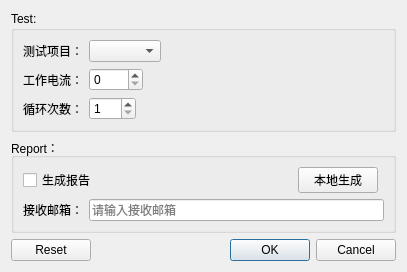
Qt form SubWidget/toolconfig.ui (RoadRover-AutoTest/QtDemo) before a commit.
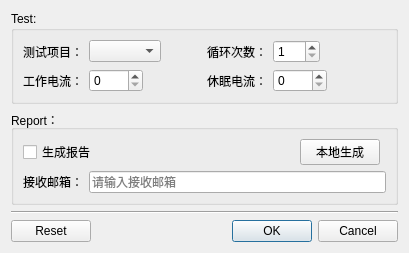
The same form after that commit.

Commit message: 20190227:临时，将自定义创建的测试单元保存及应用，并且设定固定的测试项的操作

```diff
--- a/SubWidget/toolconfig.ui
+++ b/SubWidget/toolconfig.ui
@@ -6,22 +6,147 @@
    <rect>
     <x>0</x>
     <y>0</y>
-    <width>407</width>
-    <height>260</height>
+    <width>409</width>
+    <height>227</height>
    </rect>
   </property>
   <property name="windowTitle">
    <string>toolConfig</string>
   </property>
-  <layout class="QGridLayout" name="gridLayout_3">
-   <item row="2" column="0">
-    <widget class="QDialogButtonBox" name="buttonBox">
-     <property name="orientation">
-      <enum>Qt::Horizontal</enum>
+  <layout class="QGridLayout" name="gridLayout_4">
+   <item row="0" column="0">
+    <widget class="QGroupBox" name="groupBox">
+     <property name="title">
+      <string>Test:</string>
      </property>
-     <property name="standardButtons">
-      <set>QDialogButtonBox::Cancel|QDialogButtonBox::Ok|QDialogButtonBox::Reset</set>
+     <property name="flat">
+      <bool>true</bool>
      </property>
+     <layout class="QGridLayout" name="gridLayout">
+      <item row="0" column="0" colspan="2">
+       <layout class="QHBoxLayout" name="horizontalLayout_4">
+        <item>
+         <widget class="QLabel" name="label_4">
+          <property name="text">
+           <string>测试项目：</string>
+          </property>
+         </widget>
+        </item>
+        <item>
+         <widget class="QComboBox" name="comboItemList"/>
+        </item>
+        <item>
+         <spacer name="horizontalSpacer_3">
+          <property name="orientation">
+           <enum>Qt::Horizontal</enum>
+          </property>
+          <property name="sizeHint" stdset="0">
+           <size>
+            <width>40</width>
+            <height>20</height>
+           </size>
+          </property>
+         </spacer>
+        </item>
+       </layout>
+      </item>
+      <item row="0" column="2">
+       <layout class="QHBoxLayout" name="horizontalLayout">
+        <item>
+         <widget class="QLabel" name="label">
+          <property name="text">
+           <string>循环次数：</string>
+          </property>
+         </widget>
+        </item>
+        <item>
+         <widget class="QSpinBox" name="spinFrequency">
+          <property name="minimum">
+           <number>1</number>
+          </property>
+          <property name="maximum">
+           <number>255</number>
+          </property>
+         </widget>
+        </item>
+        <item>
+         <spacer name="horizontalSpacer">
+          <property name="orientation">
+           <enum>Qt::Horizontal</enum>
+          </property>
+          <property name="sizeHint" stdset="0">
+           <size>
+            <width>40</width>
+            <height>20</height>
+           </size>
+          </property>
+         </spacer>
+        </item>
+       </layout>
+      </item>
+      <item row="1" column="2">
+       <layout class="QHBoxLayout" name="horizontalLayout_5">
+        <item>
+         <widget class="QLabel" name="label_10">
+          <property name="text">
+           <string>休眠电流：</string>
+          </property>
+         </widget>
+        </item>
+        <item>
+         <widget class="QSpinBox" name="spinCurrentSleep">
+          <property name="maximum">
+           <number>2000</number>
+          </property>
+         </widget>
+        </item>
+        <item>
+         <spacer name="horizontalSpacer_5">
+          <property name="orientation">
+           <enum>Qt::Horizontal</enum>
+          </property>
+          <property name="sizeHint" stdset="0">
+           <size>
+            <width>40</width>
+            <height>20</height>
+           </size>
+          </property>
+         </spacer>
+        </item>
+       </layout>
+      </item>
+      <item row="1" column="0" colspan="2">
+       <layout class="QHBoxLayout" name="horizontalLayout_2">
+        <item>
+         <widget class="QLabel" name="label_2">
+          <property name="text">
+           <string>工作电流：</string>
+          </property>
+         </widget>
+        </item>
+        <item>
+         <widget class="QSpinBox" name="spinCurrent">
+          <property name="maximum">
+           <number>2000</number>
+          </property>
+         </widget>
+        </item>
+        <item>
+         <spacer name="horizontalSpacer_4">
+          <property name="orientation">
+           <enum>Qt::Horizontal</enum>
+          </property>
+          <property name="sizeHint" stdset="0">
+           <size>
+            <width>40</width>
+            <height>20</height>
+           </size>
+          </property>
+         </spacer>
+        </item>
+       </layout>
+      </item>
+     </layout>
     </widget>
    </item>
    <item row="1" column="0">
@@ -84,108 +209,21 @@
      </layout>
     </widget>
    </item>
-   <item row="0" column="0">
-    <widget class="QGroupBox" name="groupBox">
-     <property name="title">
-      <string>Test:</string>
+   <item row="2" column="0">
+    <widget class="Line" name="line">
+     <property name="orientation">
+      <enum>Qt::Horizontal</enum>
      </property>
-     <property name="flat">
-      <bool>true</bool>
+    </widget>
+   </item>
+   <item row="3" column="0">
+    <widget class="QDialogButtonBox" name="buttonBox">
+     <property name="orientation">
+      <enum>Qt::Horizontal</enum>
      </property>
-     <layout class="QGridLayout" name="gridLayout">
-      <item row="0" column="0">
-       <layout class="QHBoxLayout" name="horizontalLayout_4">
-        <item>
-         <widget class="QLabel" name="label_4">
-          <property name="text">
-           <string>测试项目：</string>
-          </property>
-         </widget>
-        </item>
-        <item>
-         <widget class="QComboBox" name="comboItemList"/>
-        </item>
-        <item>
-         <spacer name="horizontalSpacer_3">
-          <property name="orientation">
-           <enum>Qt::Horizontal</enum>
-          </property>
-          <property name="sizeHint" stdset="0">
-           <size>
-            <width>40</width>
-            <height>20</height>
-           </size>
-          </property>
-         </spacer>
-        </item>
-       </layout>
-      </item>
-      <item row="1" column="0">
-       <layout class="QHBoxLayout" name="horizontalLayout_2">
-        <item>
-         <widget class="QLabel" name="label_2">
-          <property name="text">
-           <string>工作电流：</string>
-          </property>
-         </widget>
-        </item>
-        <item>
-         <widget class="QSpinBox" name="spinCurrent">
-          <property name="maximum">
-           <number>2000</number>
-          </property>
-         </widget>
-        </item>
-        <item>
-         <spacer name="horizontalSpacer_4">
-          <property name="orientation">
-           <enum>Qt::Horizontal</enum>
-          </property>
-          <property name="sizeHint" stdset="0">
-           <size>
-            <width>40</width>
-            <height>20</height>
-           </size>
-          </property>
-         </spacer>
-        </item>
-       </layout>
-      </item>
-      <item row="2" column="0">
-       <layout class="QHBoxLayout" name="horizontalLayout">
-        <item>
-         <widget class="QLabel" name="label">
-          <property name="text">
-           <string>循环次数：</string>
-          </property>
-         </widget>
-        </item>
-        <item>
-         <widget class="QSpinBox" name="spinFrequency">
-          <property name="minimum">
-           <number>1</number>
-          </property>
-          <property name="maximum">
-           <number>255</number>
-          </property>
-         </widget>
-        </item>
-        <item>
-         <spacer name="horizontalSpacer">
-          <property name="orientation">
-           <enum>Qt::Horizontal</enum>
-          </property>
-          <property name="sizeHint" stdset="0">
-           <size>
-            <width>40</width>
-            <height>20</height>
-           </size>
-          </property>
-         </spacer>
-        </item>
-       </layout>
-      </item>
-     </layout>
+     <property name="standardButtons">
+      <set>QDialogButtonBox::Cancel|QDialogButtonBox::Ok|QDialogButtonBox::Reset</set>
+     </property>
     </widget>
    </item>
   </layout>
```
The commit also changes 14 other files.
